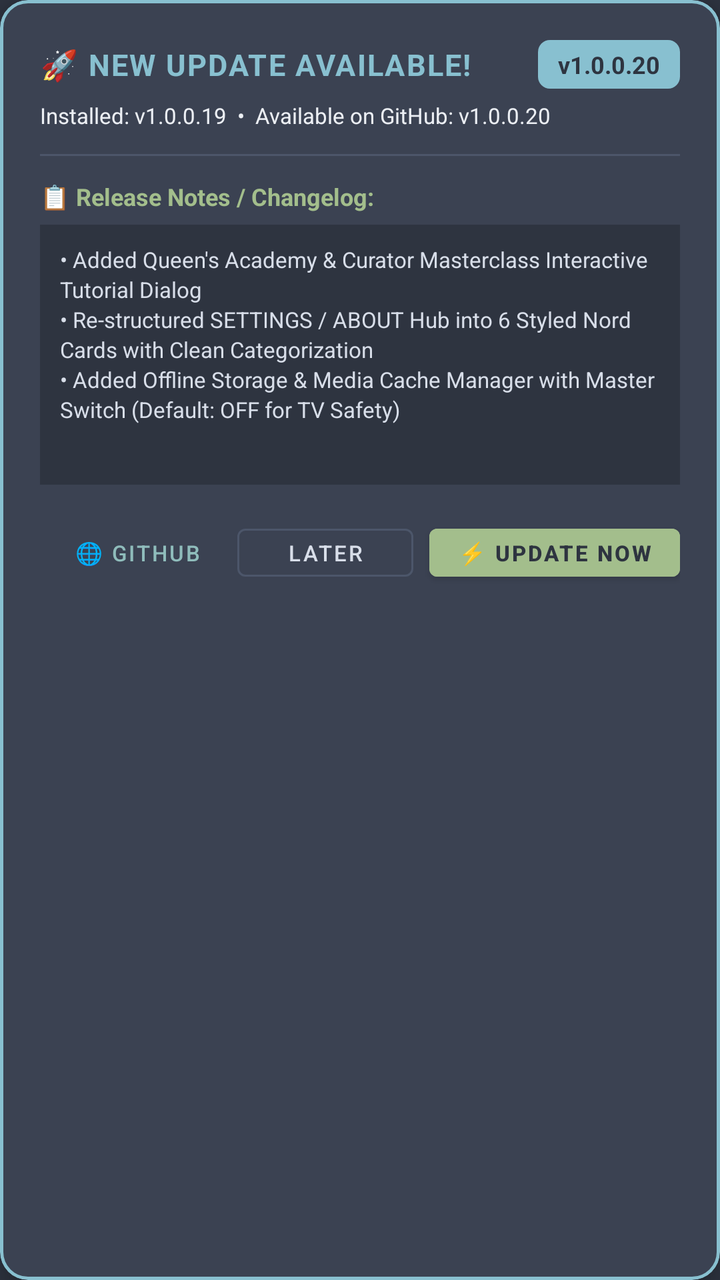
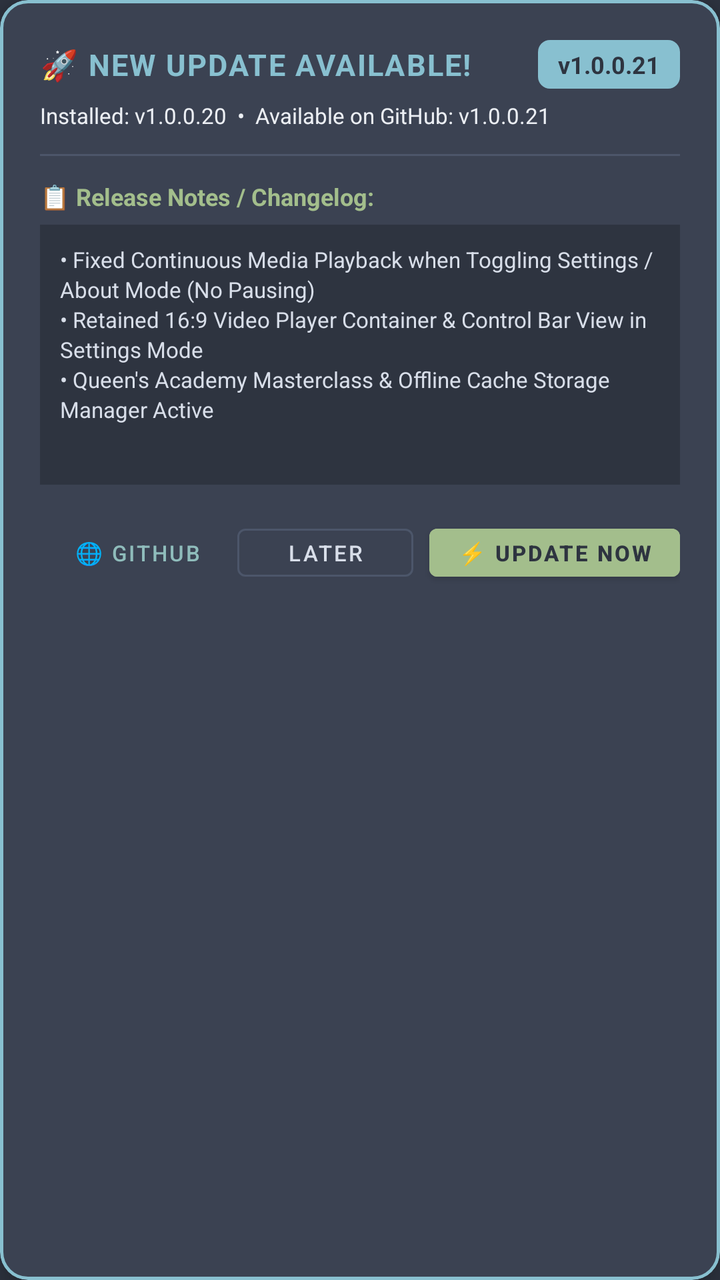

The first picture is an Android layout as it rendered before a commit; the second is the same layout after the commit. The layout source and the unified diff follow.
<!-- AndroidManifest.xml: application theme Theme.SNfetchPLAYER -->
<!-- res/layout/dialog_app_update.xml -->
<?xml version="1.0" encoding="utf-8"?>
<com.google.android.material.card.MaterialCardView xmlns:android="http://schemas.android.com/apk/res/android"
    xmlns:app="http://schemas.android.com/apk/res-auto"
    android:layout_width="match_parent"
    android:layout_height="wrap_content"
    android:layout_margin="16dp"
    app:cardBackgroundColor="@color/nord1"
    app:cardCornerRadius="14dp"
    app:cardElevation="8dp"
    app:strokeColor="@color/nord8"
    app:strokeWidth="1.5dp">

    <LinearLayout
        android:layout_width="match_parent"
        android:layout_height="wrap_content"
        android:orientation="vertical"
        android:padding="20dp">

        
        <LinearLayout
            android:layout_width="match_parent"
            android:layout_height="wrap_content"
            android:gravity="center_vertical"
            android:orientation="horizontal">

            <TextView
                android:layout_width="0dp"
                android:layout_height="wrap_content"
                android:layout_weight="1"
                android:letterSpacing="0.05"
                android:text="🚀 NEW UPDATE AVAILABLE!"
                android:textColor="@color/nord8"
                android:textSize="15sp"
                android:textStyle="bold" />

            <TextView
                android:id="@+id/tvNewVersionBadge"
                android:layout_width="wrap_content"
                android:layout_height="wrap_content"
                android:background="@drawable/badge_update_bg"
                android:paddingHorizontal="10dp"
                android:paddingVertical="4dp"
                android:text="v1.0.0.20"
                android:textColor="@color/nord0"
                android:textSize="12sp"
                android:textStyle="bold" />
        </LinearLayout>

        
        <TextView
            android:id="@+id/tvUpdateVersionSub"
            android:layout_width="match_parent"
            android:layout_height="wrap_content"
            android:layout_marginTop="6dp"
            android:text="Installed: v1.0.0.19  •  Available on GitHub: v1.0.0.20"
            android:textColor="@color/nord6"
            android:textSize="11sp" />

        
        <View
            android:layout_width="match_parent"
            android:layout_height="1dp"
            android:layout_marginVertical="12dp"
            android:background="@color/nord3" />

        <TextView
            android:layout_width="wrap_content"
            android:layout_height="wrap_content"
            android:text="📋 Release Notes / Changelog:"
            android:textColor="@color/nord14"
            android:textSize="12sp"
            android:textStyle="bold" />

        
        <androidx.core.widget.NestedScrollView
            android:layout_width="match_parent"
            android:layout_height="130dp"
            android:layout_marginTop="6dp"
            android:background="@color/nord0"
            android:padding="10dp">

            <TextView
                android:id="@+id/tvUpdateChangelog"
                android:layout_width="match_parent"
                android:layout_height="wrap_content"
                android:fontFamily="sans-serif"
                android:lineSpacingExtra="2dp"
                android:text="• Added Queen's Academy &amp; Curator Masterclass Interactive Tutorial Dialog\n• Re-structured SETTINGS / ABOUT Hub into 6 Styled Nord Cards with Clean Categorization\n• Added Offline Storage &amp; Media Cache Manager with Master Switch (Default: OFF for TV Safety)"
                android:textColor="@color/nord4"
                android:textSize="11sp" />
        </androidx.core.widget.NestedScrollView>

        
        <LinearLayout
            android:id="@+id/layoutDownloadProgress"
            android:layout_width="match_parent"
            android:layout_height="wrap_content"
            android:layout_marginTop="12dp"
            android:orientation="vertical"
            android:visibility="gone">

            <ProgressBar
                android:id="@+id/pbDownloadProgress"
                style="?android:attr/progressBarStyleHorizontal"
                android:layout_width="match_parent"
                android:layout_height="8dp"
                android:max="100"
                android:progress="0"
                android:progressTint="@color/nord14" />

            <TextView
                android:id="@+id/tvDownloadProgressStatus"
                android:layout_width="match_parent"
                android:layout_height="wrap_content"
                android:layout_marginTop="4dp"
                android:gravity="center_horizontal"
                android:text="Downloading APK... 0%"
                android:textColor="@color/nord14"
                android:textSize="11sp" />
        </LinearLayout>

        
        <LinearLayout
            android:layout_width="match_parent"
            android:layout_height="wrap_content"
            android:layout_marginTop="16dp"
            android:gravity="end"
            android:orientation="horizontal">

            <com.google.android.material.button.MaterialButton
                android:id="@+id/btnOpenGitHub"
                style="@style/Widget.MaterialComponents.Button.TextButton"
                android:layout_width="wrap_content"
                android:layout_height="36dp"
                android:paddingHorizontal="10dp"
                android:text="🌐 GitHub"
                android:textColor="@color/nord7"
                android:textSize="11sp" />

            <com.google.android.material.button.MaterialButton
                android:id="@+id/btnLaterUpdate"
                style="@style/Widget.MaterialComponents.Button.OutlinedButton"
                android:layout_width="wrap_content"
                android:layout_height="36dp"
                android:layout_marginStart="6dp"
                android:paddingHorizontal="12dp"
                android:text="LATER"
                android:textColor="@color/nord4"
                android:textSize="11sp"
                app:strokeColor="@color/nord3"
                app:strokeWidth="1dp" />

            <com.google.android.material.button.MaterialButton
                android:id="@+id/btnDownloadUpdate"
                android:layout_width="wrap_content"
                android:layout_height="36dp"
                android:layout_marginStart="8dp"
                android:backgroundTint="@color/nord14"
                android:paddingHorizontal="14dp"
                android:text="⚡ UPDATE NOW"
                android:textColor="@color/nord0"
                android:textSize="11sp"
                android:textStyle="bold" />
        </LinearLayout>

    </LinearLayout>
</com.google.android.material.card.MaterialCardView>
<!-- resources referenced by this layout -->
<resources>
  <color name="nord0">#2E3440</color>
  <color name="nord1">#3B4252</color>
  <color name="nord14">#A3BE8C</color>
  <color name="nord3">#4C566A</color>
  <color name="nord4">#D8DEE9</color>
  <color name="nord6">#ECEFF4</color>
  <color name="nord7">#8FBCBB</color>
  <color name="nord8">#88C0D0</color>
  <!-- drawable badge_update_bg (drawable) -->
  <?xml version="1.0" encoding="utf-8"?>
  <shape xmlns:android="http://schemas.android.com/apk/res/android"
      android:shape="rectangle">
      <solid android:color="@color/nord8" />
      <corners android:radius="6dp" />
  </shape>
  <style name="Theme.SNfetchPLAYER" parent="Theme.MaterialComponents.DayNight.NoActionBar">
          <item name="colorPrimary">@color/nord8</item>
          <item name="colorPrimaryVariant">@color/nord10</item>
          <item name="colorOnPrimary">@color/nord0</item>
          <item name="colorSecondary">@color/nord7</item>
          <item name="colorSecondaryVariant">@color/nord9</item>
          <item name="colorOnSecondary">@color/nord0</item>
          <item name="android:statusBarColor">@color/nord0</item>
          <item name="android:navigationBarColor">@color/nord0</item>
          <item name="android:windowBackground">@color/nord0</item>
      </style>
  <color name="nord10">#5E81AC</color>
  <color name="nord9">#81A1C1</color>
</resources>

<!-- the commit's change to res/layout/dialog_app_update.xml (unified diff, before → after) -->
@@ -40,7 +40,7 @@
                 android:background="@drawable/badge_update_bg"
                 android:paddingHorizontal="10dp"
                 android:paddingVertical="4dp"
-                android:text="v1.0.0.20"
+                android:text="v1.0.0.21"
                 android:textColor="@color/nord0"
                 android:textSize="12sp"
                 android:textStyle="bold" />
@@ -52,7 +52,7 @@
             android:layout_width="match_parent"
             android:layout_height="wrap_content"
             android:layout_marginTop="6dp"
-            android:text="Installed: v1.0.0.19  •  Available on GitHub: v1.0.0.20"
+            android:text="Installed: v1.0.0.20  •  Available on GitHub: v1.0.0.21"
             android:textColor="@color/nord6"
             android:textSize="11sp" />
 
@@ -85,7 +85,7 @@
                 android:layout_height="wrap_content"
                 android:fontFamily="sans-serif"
                 android:lineSpacingExtra="2dp"
-                android:text="• Added Queen's Academy &amp; Curator Masterclass Interactive Tutorial Dialog\n• Re-structured SETTINGS / ABOUT Hub into 6 Styled Nord Cards with Clean Categorization\n• Added Offline Storage &amp; Media Cache Manager with Master Switch (Default: OFF for TV Safety)"
+                android:text="• Fixed Continuous Media Playback when Toggling Settings / About Mode (No Pausing)\n• Retained 16:9 Video Player Container &amp; Control Bar View in Settings Mode\n• Queen's Academy Masterclass &amp; Offline Cache Storage Manager Active"
                 android:textColor="@color/nord4"
                 android:textSize="11sp" />
         </androidx.core.widget.NestedScrollView>
